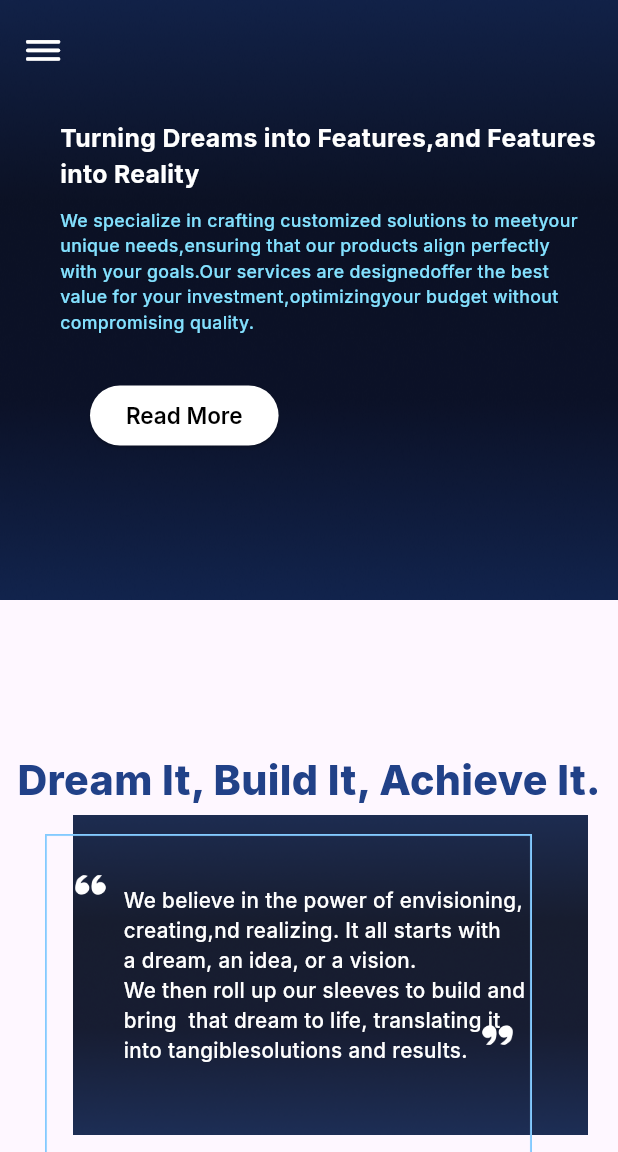
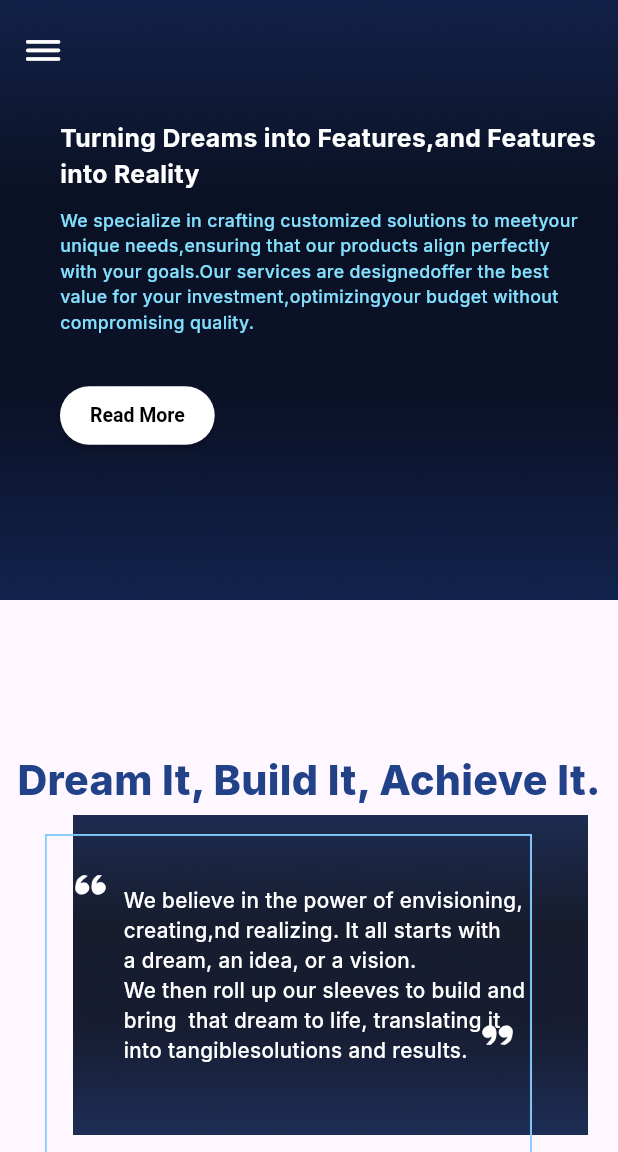
Before and after one commit to prachipachangepp/website_binyuga_new1, a Flutter app: the MobileFeaturesHomeScreen screen opened directly, on a phone screen of 412 x 824 dp, the part 84-1236 px from its top. Run offline on Flutter 3.47's test engine with Material 3 defaults, Android fonts, the light colour scheme and no system bars; our stand-ins replace font_awesome_flutter, google_fonts.

Commit message:
added responsive appfilled button to all screens.

```diff
--- a/lib/screens/constant_screens/mobile_constant/app_filled_button.dart
+++ b/lib/screens/constant_screens/mobile_constant/app_filled_button.dart
@@ -44,7 +44,7 @@ class _AppFilledButtonState extends State<AppFilledButton> {
           setState(() {
             isLoading = true;
           });
-          Future.delayed(Duration(seconds: 3), () {
+          Future.delayed(Duration(seconds: 1), () {
             widget.onClick!();
             setState(() {
               isLoading = false;
--- a/lib/screens/mobile_screens/feature_screen_mobile/mobile_feature_section_one.dart
+++ b/lib/screens/mobile_screens/feature_screen_mobile/mobile_feature_section_one.dart
@@ -1,4 +1,5 @@
 import 'package:flutter/material.dart';
+import '../../constant_screens/mobile_constant/app_filled_button.dart';
 import '../../constant_screens/mobile_constant/my_drawer.dart';
 import '../../../presentation/color_manager.dart';
 import '../../../presentation/font_manager.dart';
@@ -89,24 +90,23 @@ class MobileFeatureSectionOne extends StatelessWidget {
                 ///button
                 Row(
                   children: [
-                    Padding(
-                      padding: const EdgeInsets.only(left: 20.0),
-                      child: ElevatedButton(
-                        style: ElevatedButton.styleFrom(
-                            backgroundColor: ColorManager.white,
-                            shape: RoundedRectangleBorder(
-                                borderRadius: BorderRadius.circular(20))),
-                        onPressed: () {
-                          Navigator.push(
-                            context,
-                            MaterialPageRoute(
-                                builder: (context) => const HomePage()),
-                          );
-                        },
-                        child: Text(AppString.readTxt,
-                            style: RButtonTheme.roundedButtonTextStyle),
+                    AppFilledButton(
+                      onClick: (){ Navigator.push(
+                        context,
+                        MaterialPageRoute(
+                            builder: (context) => const HomePage()),
+                      );},
+                      text: AppString.readTxt,
+                      padding: EdgeInsets.symmetric(
+                        vertical: 10,
+                        horizontal: 20,
                       ),
-                    ),
+                      color: ColorManager.white,
+                      textStyle: TextStyle(
+                          fontWeight: FontWeightManager.semiBold,
+                          fontSize: FontSize.s13,
+                          letterSpacing: -0.011,
+                          color: ColorManager.black),),
                   ],
                 ),
               ],
--- a/lib/screens/mobile_screens/home_screen_mobile/mobile_home_section_one.dart
+++ b/lib/screens/mobile_screens/home_screen_mobile/mobile_home_section_one.dart
@@ -14,6 +14,7 @@ import '../../../presentation/value_manager.dart';
 import '../../website_screens/career_home.dart';
 import '../../website_screens/features_home.dart';
 import '../../website_screens/landing_page_home.dart';
+import '../career_page_mobile.dart';
 
 class MobileHomeSectionOne extends StatefulWidget {
   const MobileHomeSectionOne({super.key});
@@ -103,7 +104,7 @@ class _MobileHomeSectionOneState extends State<MobileHomeSectionOne> {
                     onClick: (){ Navigator.push(
                       context,
                       MaterialPageRoute(
-                          builder: (context) => const CareerHomeScreen()),
+                          builder: (context) => const MobileCareerHomeScreen()),
                     );},
                     text: AppString.exploreMore,
                     padding: EdgeInsets.symmetric(
--- a/lib/screens/mobile_screens/home_screen_mobile/mobile_home_section_two.dart
+++ b/lib/screens/mobile_screens/home_screen_mobile/mobile_home_section_two.dart
@@ -32,7 +32,7 @@ class MobileHomeSectionTwo extends StatelessWidget {
                   padding: EdgeInsets.only(
                       left:20,top:10),
                   child: Image.asset("images/inverted_start.png",
-                      width: MediaQuery.of(context).size.width / 20
+                      width: MediaQuery.of(context).size.width / 25
                   ),
                 ),
               ],
@@ -60,10 +60,10 @@ class MobileHomeSectionTwo extends StatelessWidget {
               children: [
                 Padding(
                   padding:
-                  EdgeInsets.only(right:70,bottom: 25),
+                  EdgeInsets.only(right:60,bottom: 25),
                   child: Image.asset(
                     "images/inverted_end.png",
-                    width: MediaQuery.of(context).size.width / 20,
+                    width: MediaQuery.of(context).size.width / 25,
                   ),
                 ),
               ],
```
Also changed, not shown: lib/screens/mobile_screens/career_screen_mobile/mobile_career_section_one.dart (+17 -20 lines), lib/screens/mobile_screens/what_we_do_screen_mobile/mobile_wwd_section_one.dart (+17 -17 lines), lib/presentation/string_manager.dart (line endings or trailing spaces).
